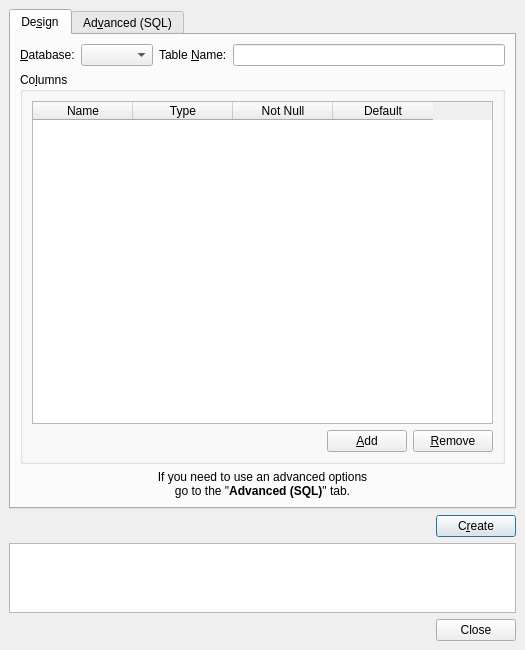
Before: the Qt Designer form Sqliteman/sqliteman/tableeditordialog.ui in iamkjg/sqliteman, drawn with Qt 5.
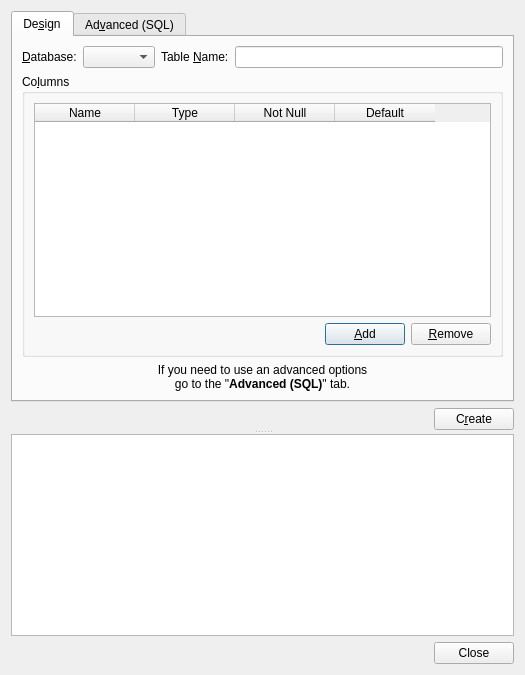
After: the same form once the commit is applied.

Commit message: full ALTER TABLE support

Patch:
```diff
--- a/Sqliteman/sqliteman/tableeditordialog.ui
+++ b/Sqliteman/sqliteman/tableeditordialog.ui
@@ -6,74 +6,32 @@
     <x>0</x>
     <y>0</y>
     <width>525</width>
-    <height>650</height>
+    <height>675</height>
    </rect>
   </property>
   <property name="windowTitle" >
    <string>Create Table</string>
   </property>
   <layout class="QGridLayout" >
+   <item row="0" column="0" >
+    <widget class="QSplitter" name="tableEditorSplitter" >
+     <property name="orientation" >
+      <enum>Qt::Vertical</enum>
+     </property>
+     <widget class="QWidget" native="1" name="widget" >
+      <layout class="QGridLayout" >
    <property name="leftMargin" >
-    <number>9</number>
+        <number>0</number>
    </property>
    <property name="topMargin" >
-    <number>9</number>
+        <number>0</number>
    </property>
    <property name="rightMargin" >
-    <number>9</number>
+        <number>0</number>
    </property>
    <property name="bottomMargin" >
-    <number>9</number>
-   </property>
-   <property name="horizontalSpacing" >
-    <number>6</number>
-   </property>
-   <property name="verticalSpacing" >
-    <number>6</number>
-   </property>
-   <item row="1" column="1" >
-    <widget class="QPushButton" name="createButton" >
-     <property name="text" >
-      <string>C&amp;reate</string>
-     </property>
-    </widget>
-   </item>
-   <item row="3" column="0" colspan="2" >
-    <widget class="QDialogButtonBox" name="buttonBox" >
-     <property name="orientation" >
-      <enum>Qt::Horizontal</enum>
-     </property>
-     <property name="standardButtons" >
-      <set>QDialogButtonBox::Close</set>
-     </property>
-    </widget>
-   </item>
-   <item row="2" column="0" colspan="2" >
-    <widget class="QTextEdit" name="resultEdit" >
-     <property name="maximumSize" >
-      <size>
-       <width>16777215</width>
-       <height>70</height>
-      </size>
-     </property>
-     <property name="readOnly" >
-      <bool>true</bool>
-     </property>
-    </widget>
-   </item>
-   <item row="1" column="0" >
-    <spacer>
-     <property name="orientation" >
-      <enum>Qt::Horizontal</enum>
-     </property>
-     <property name="sizeHint" >
-      <size>
-       <width>40</width>
-       <height>20</height>
-      </size>
-     </property>
-    </spacer>
-   </item>
+        <number>0</number>
+       </property>
    <item row="0" column="0" colspan="2" >
     <widget class="QTabWidget" name="tabWidget" >
      <property name="currentIndex" >
@@ -84,24 +42,6 @@
        <string>De&amp;sign</string>
       </attribute>
       <layout class="QGridLayout" >
-       <property name="leftMargin" >
-        <number>9</number>
-       </property>
-       <property name="topMargin" >
-        <number>9</number>
-       </property>
-       <property name="rightMargin" >
-        <number>9</number>
-       </property>
-       <property name="bottomMargin" >
-        <number>9</number>
-       </property>
-       <property name="horizontalSpacing" >
-        <number>6</number>
-       </property>
-       <property name="verticalSpacing" >
-        <number>6</number>
-       </property>
        <item row="0" column="0" >
         <widget class="QLabel" name="label_2" >
          <property name="text" >
@@ -258,6 +198,45 @@
        </item>
       </layout>
      </widget>
+        </widget>
+       </item>
+       <item row="1" column="0" >
+        <spacer>
+         <property name="orientation" >
+          <enum>Qt::Horizontal</enum>
+         </property>
+         <property name="sizeHint" >
+          <size>
+           <width>40</width>
+           <height>20</height>
+          </size>
+         </property>
+        </spacer>
+       </item>
+       <item row="1" column="1" >
+        <widget class="QPushButton" name="createButton" >
+         <property name="text" >
+          <string>C&amp;reate</string>
+         </property>
+        </widget>
+       </item>
+      </layout>
+     </widget>
+     <widget class="QTextEdit" name="resultEdit" >
+      <property name="readOnly" >
+       <bool>true</bool>
+      </property>
+     </widget>
+    </widget>
+   </item>
+   <item row="1" column="0" >
+    <widget class="QDialogButtonBox" name="buttonBox" >
+     <property name="orientation" >
+      <enum>Qt::Horizontal</enum>
+     </property>
+     <property name="standardButtons" >
+      <set>QDialogButtonBox::Close</set>
+     </property>
     </widget>
    </item>
   </layout>
```
Lines whose indentation alone changed are shown as unchanged. The commit also changes 6 other files.
